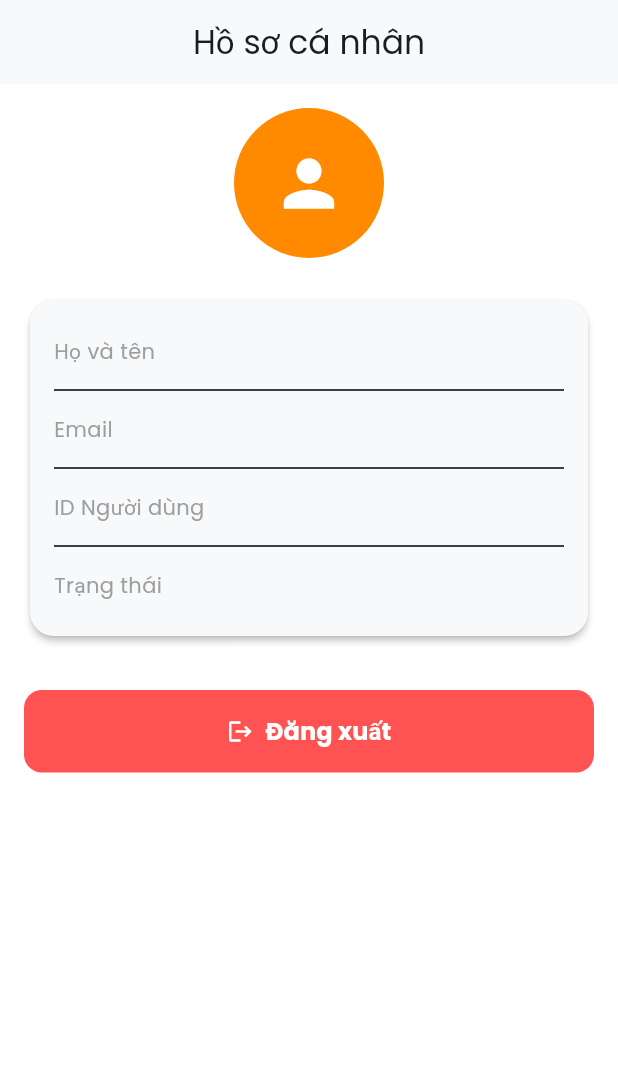
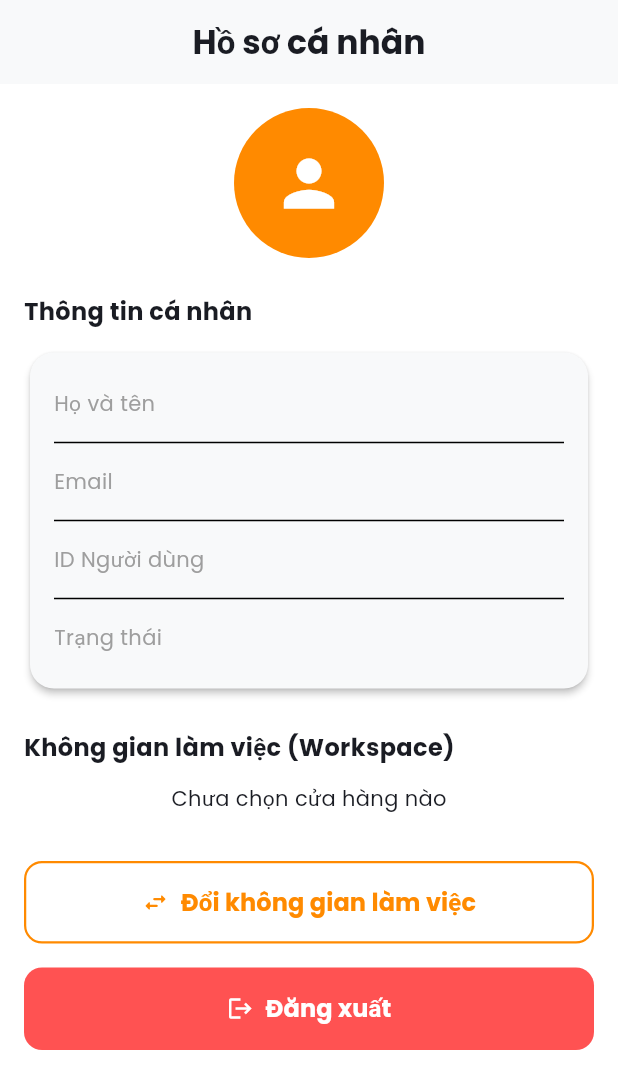
Before and after one commit to HowardPeter/smart-inventory-app, a Flutter app: the ProfileMobileView screen opened directly, on a phone screen of 412 x 824 dp. Shown: the top 1089 px of the screen. Run offline on Flutter 3.47's test engine with Material 3 defaults, Android fonts, the phone set to English and light mode, and no system bars; our stand-ins replace connectivity_plus, device_preview, dio, fl_chart, flutter_map, flutter_timezone and 9 more; missing offline and left inert: app_settings, mobile_scanner, open_mail_app_plus; accounts and stored records are empty.

Commit message:
feat(store-selection): persist selected store and add x-store-id header
Persist the user-selected store and include it in API requests. Changes include:

- Add toJson() to StoreModel.
- ApiClient: read STORE_ID from GetStorage and attach it as an 'x-store-id' header; remove a debug print.
- StoreService: add reactive currentStoreId/currentStoreName, restore them on init, implement saveSelectedStore(), and clear store data on logout.
- ProfileMobileView: show workspace (store) info in the profile UI, add navigation to store selection, and apply minor UI styling tweaks.
- SplashController: route to main if a store is already selected, otherwise go to store selection.
- StoreSelectionController: save selected store via StoreService (with error handling) and navigate to main.

These changes make the app remember the chosen workspace and ensure requests are scoped to that store via the x-store-id header.

```diff
--- a/frontend/lib/features/profile/views/platform/profile_mobile_view.dart
+++ b/frontend/lib/features/profile/views/platform/profile_mobile_view.dart
@@ -5,33 +5,56 @@ import 'package:frontend/features/profile/controllers/profile_controller.dart';
 import 'package:frontend/core/ui/theme/app_colors.dart';
 import 'package:frontend/core/ui/theme/app_sizes.dart';
 
+// THÊM 2 IMPORTS NÀY VÀO ĐỂ LẤY DATA VÀ CHUYỂN TRANG
+import 'package:frontend/core/state/services/store_service.dart';
+import 'package:frontend/routes/app_routes.dart';
+
 class ProfileMobileView extends GetView<ProfileController> {
   const ProfileMobileView({super.key});
 
   @override
   Widget build(BuildContext context) {
+    // Gọi StoreService ra để lấy thông tin cửa hàng hiện tại
+    final storeService = Get.find<StoreService>();
+
     return Scaffold(
       backgroundColor: AppColors.background,
       appBar: AppBar(
-        title: const Text('Hồ sơ cá nhân'),
+        title: const Text(
+          'Hồ sơ cá nhân',
+          style: TextStyle(
+              color: AppColors.primaryText, fontWeight: FontWeight.bold),
+        ),
         backgroundColor: AppColors.surface,
         elevation: 0,
+        centerTitle: true,
       ),
       body: SingleChildScrollView(
-        // Dùng cuộn để chứa spacer ở đáy
         padding: const EdgeInsets.all(AppSizes.p16),
         child: Column(
           crossAxisAlignment: CrossAxisAlignment.stretch,
           children: [
-            // Avatar Demo
-            const CircleAvatar(
+            // 1. Avatar Demo
+            const Center(
+              child: CircleAvatar(
                 radius: 50,
                 backgroundColor: AppColors.primary,
                 child: Icon(Icons.person, size: 50, color: Colors.white),
               ),
+            ),
             const SizedBox(height: AppSizes.p24),
 
-            // Hiển thị thông tin lấy từ RAM (UserService)
+            // 2. Tiêu đề mục: Thông tin người dùng
+            const Text(
+              'Thông tin cá nhân',
+              style: TextStyle(
+                  fontSize: 16,
+                  fontWeight: FontWeight.bold,
+                  color: AppColors.primaryText),
+            ),
+            const SizedBox(height: AppSizes.p12),
+
+            // 3. Hiển thị thông tin lấy từ RAM (UserService)
             Obx(() {
               final user = controller.userService.currentUser.value;
 
@@ -61,10 +84,80 @@ class ProfileMobileView extends GetView<ProfileController> {
               );
             }),
 
+            const SizedBox(height: AppSizes.p24),
+
+            // 4. Tiêu đề mục: Thông tin Cửa hàng
+            const Text(
+              'Không gian làm việc (Workspace)',
+              style: TextStyle(
+                  fontSize: 16,
+                  fontWeight: FontWeight.bold,
+                  color: AppColors.primaryText),
+            ),
+            const SizedBox(height: AppSizes.p12),
+
+            // 5. Hiển thị thông tin lấy từ StoreService
+            Obx(() {
+              final storeId = storeService.currentStoreId.value;
+              final storeName = storeService.currentStoreName.value;
+
+              if (storeId.isEmpty) {
+                return const Center(child: Text('Chưa chọn cửa hàng nào'));
+              }
+
+              return Card(
+                elevation: 2,
+                shape: RoundedRectangleBorder(
+                    borderRadius: BorderRadius.circular(16)),
+                child: Padding(
+                  padding: const EdgeInsets.all(16.0),
+                  child: Column(
+                    children: [
+                      _buildInfoRow('Tên cửa hàng', storeName),
+                      const Divider(),
+                      _buildInfoRow('ID Cửa hàng', storeId),
+                    ],
+                  ),
+                ),
+              );
+            }),
+
             const SizedBox(height: AppSizes.p32),
 
-            // Nút Đăng xuất
-            ElevatedButton.icon(
+            // 6. Nút: Đổi cửa hàng (Quay lại màn Store Selection)
+            SizedBox(
+              width: double.infinity,
+              child: OutlinedButton.icon(
+                onPressed: () {
+                  // Dùng offAllNamed để xóa lịch sử trang và reset lại trạng thái về màn chọn
+                  Get.offAllNamed(AppRoutes.storeSelection);
+                },
+                style: OutlinedButton.styleFrom(
+                  padding: const EdgeInsets.symmetric(vertical: 16),
+                  shape: RoundedRectangleBorder(
+                    borderRadius: BorderRadius.circular(12),
+                  ),
+                  side: const BorderSide(color: AppColors.primary, width: 1.5),
+                ),
+                icon: const Icon(Icons.swap_horiz_rounded,
+                    color: AppColors.primary),
+                label: const Text(
+                  'Đổi không gian làm việc',
+                  style: TextStyle(
+                    fontSize: 16,
+                    fontWeight: FontWeight.bold,
+                    color: AppColors.primary,
+                  ),
+                ),
+              ),
+            ),
+
+            const SizedBox(height: AppSizes.p16),
+
+            // 7. Nút: Đăng xuất
+            SizedBox(
+              width: double.infinity,
+              child: ElevatedButton.icon(
                 onPressed: controller.executeLogout,
                 style: ElevatedButton.styleFrom(
                   backgroundColor: Colors.redAccent,
@@ -72,6 +165,7 @@ class ProfileMobileView extends GetView<ProfileController> {
                   shape: RoundedRectangleBorder(
                     borderRadius: BorderRadius.circular(12),
                   ),
+                  elevation: 0,
                 ),
                 icon: const Icon(Icons.logout, color: Colors.white),
                 label: const Text(
@@ -79,7 +173,9 @@ class ProfileMobileView extends GetView<ProfileController> {
                   style: TextStyle(
                     fontSize: 16,
                     fontWeight: FontWeight.bold,
-                    color: Colors.white),
+                    color: Colors.white,
+                  ),
+                ),
               ),
             ),
 
@@ -105,7 +201,10 @@ class ProfileMobileView extends GetView<ProfileController> {
             child: Text(
               value,
               textAlign: TextAlign.right,
-              style: const TextStyle(fontWeight: FontWeight.bold, fontSize: 14),
+              style: const TextStyle(
+                  fontWeight: FontWeight.bold,
+                  fontSize: 14,
+                  color: AppColors.primaryText),
             ),
           ),
         ],
```
Also changed, not shown: frontend/lib/core/infrastructure/models/store_model.dart (+11 -0 lines), frontend/lib/core/infrastructure/network/app_client.dart (+9 -2 lines), frontend/lib/core/state/services/store_service.dart (+20 -1 lines), frontend/lib/features/splash/controllers/splash_controller.dart (+10 -4 lines), frontend/lib/features/workspace/controllers/store_selection_controller.dart (+27 -3 lines). Lines whose indentation alone changed are shown as unchanged.
